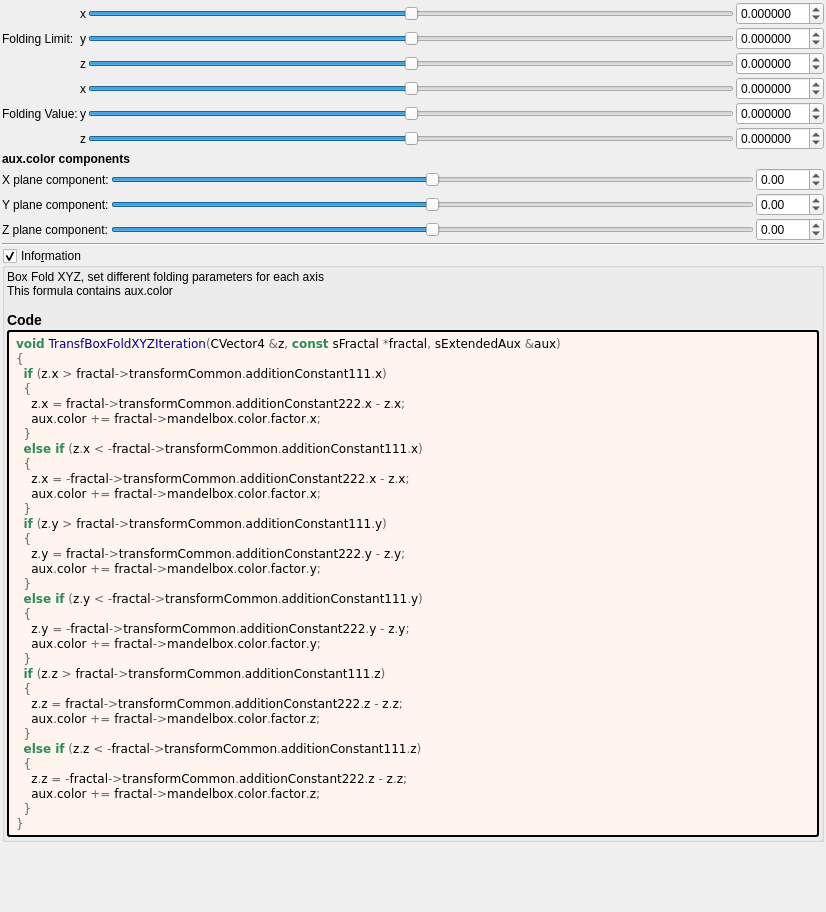
Above: mandelbulber2/formula/ui/fractal_transf_box_fold_xyz.ui from buddhi1980/mandelbulber2 before the change. Below: the same form after it.
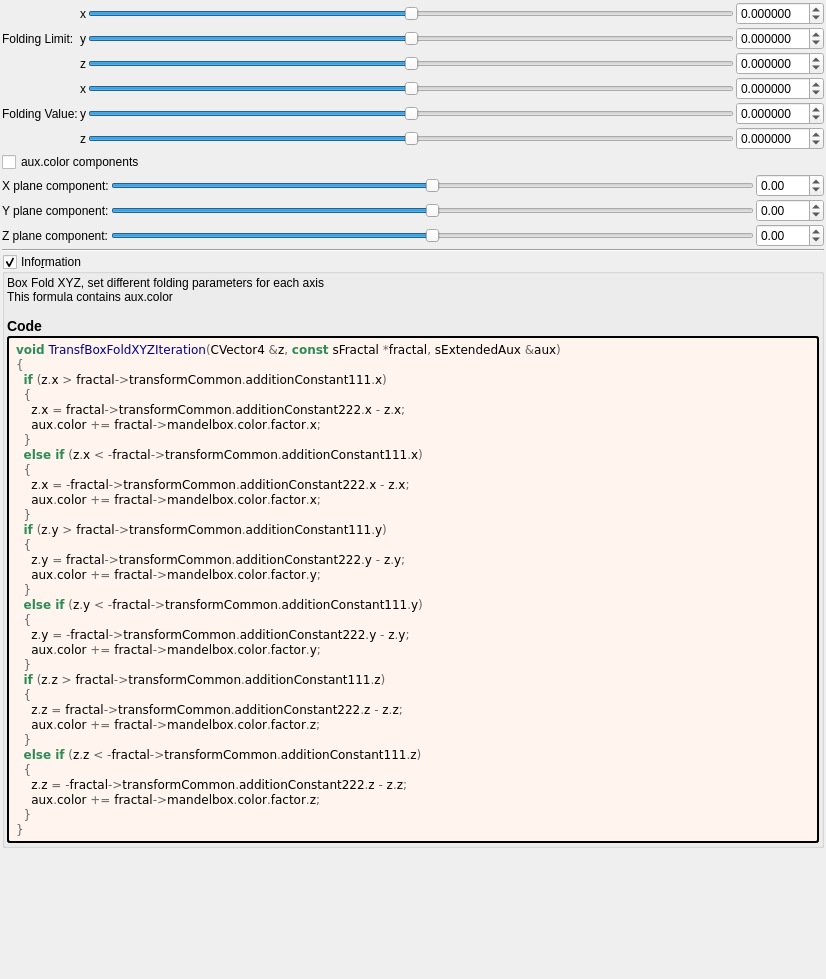
That is the form after the change. Custom widgets are drawn as their Qt base class.

Commit message: more general color updates

```diff
--- a/mandelbulber2/formula/ui/fractal_transf_box_fold_xyz.ui
+++ b/mandelbulber2/formula/ui/fractal_transf_box_fold_xyz.ui
@@ -7,7 +7,7 @@
     <x>0</x>
     <y>0</y>
     <width>826</width>
-    <height>912</height>
+    <height>979</height>
    </rect>
   </property>
   <property name="windowTitle">
@@ -397,7 +397,7 @@
      <property name="spacing">
       <number>2</number>
      </property>
-     <item row="4" column="2">
+     <item row="5" column="2">
       <widget class="MyDoubleSpinBox" name="spinbox3_mandelbox_color_z">
        <property name="sizePolicy">
         <sizepolicy hsizetype="Minimum" vsizetype="Maximum">
@@ -425,14 +425,14 @@
        </property>
       </widget>
      </item>
-     <item row="2" column="0">
+     <item row="3" column="0">
       <widget class="QLabel" name="label_25">
        <property name="text">
         <string>X plane component:</string>
        </property>
       </widget>
      </item>
-     <item row="4" column="1">
+     <item row="5" column="1">
       <widget class="QSlider" name="slider3_mandelbox_color_z">
        <property name="sizePolicy">
         <sizepolicy hsizetype="Expanding" vsizetype="Maximum">
@@ -454,7 +454,7 @@
        </property>
       </widget>
      </item>
-     <item row="2" column="1">
+     <item row="3" column="1">
       <widget class="QSlider" name="slider3_mandelbox_color_x">
        <property name="sizePolicy">
         <sizepolicy hsizetype="Expanding" vsizetype="Maximum">
@@ -476,7 +476,7 @@
        </property>
       </widget>
      </item>
-     <item row="2" column="2">
+     <item row="3" column="2">
       <widget class="MyDoubleSpinBox" name="spinbox3_mandelbox_color_x">
        <property name="sizePolicy">
         <sizepolicy hsizetype="Minimum" vsizetype="Maximum">
@@ -504,14 +504,14 @@
        </property>
       </widget>
      </item>
-     <item row="3" column="0">
+     <item row="4" column="0">
       <widget class="QLabel" name="label_26">
        <property name="text">
         <string>Y plane component:</string>
        </property>
       </widget>
      </item>
-     <item row="3" column="1">
+     <item row="4" column="1">
       <widget class="QSlider" name="slider3_mandelbox_color_y">
        <property name="sizePolicy">
         <sizepolicy hsizetype="Expanding" vsizetype="Maximum">
@@ -533,14 +533,14 @@
        </property>
       </widget>
      </item>
-     <item row="4" column="0">
+     <item row="5" column="0">
       <widget class="QLabel" name="label_30">
        <property name="text">
         <string>Z plane component:</string>
        </property>
       </widget>
      </item>
-     <item row="3" column="2">
+     <item row="4" column="2">
       <widget class="MyDoubleSpinBox" name="spinbox3_mandelbox_color_y">
        <property name="sizePolicy">
         <sizepolicy hsizetype="Minimum" vsizetype="Maximum">
@@ -568,16 +568,10 @@
        </property>
       </widget>
      </item>
-     <item row="0" column="0" colspan="2">
-      <widget class="QLabel" name="label_70">
-       <property name="font">
-        <font>
-         <weight>75</weight>
-         <bold>true</bold>
-        </font>
-       </property>
+     <item row="2" column="0" colspan="2">
+      <widget class="QCheckBox" name="checkBox_fold_color_aux_color_enabled_false">
        <property name="text">
-        <string>aux.color components</string>
+        <string notr="true">aux.color components</string>
        </property>
       </widget>
      </item>
```
Left out of the diff: 8 changed lines with no effect on the pictures. Lines whose indentation alone changed are shown as unchanged. The commit also changes 5 other files.
